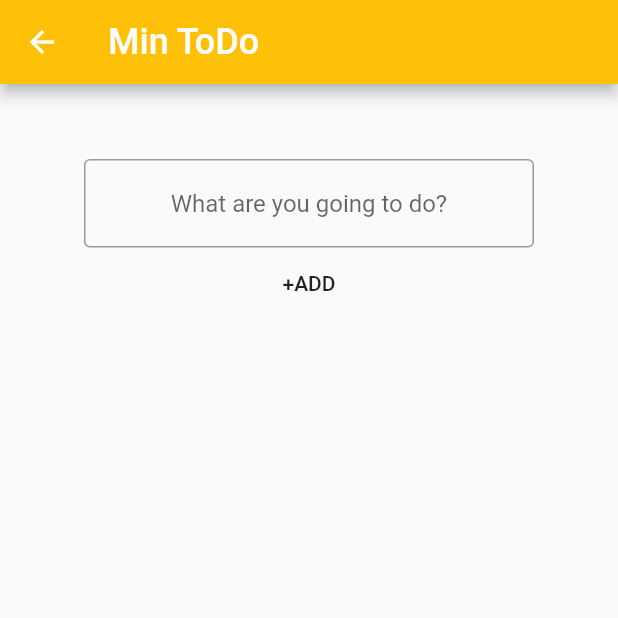
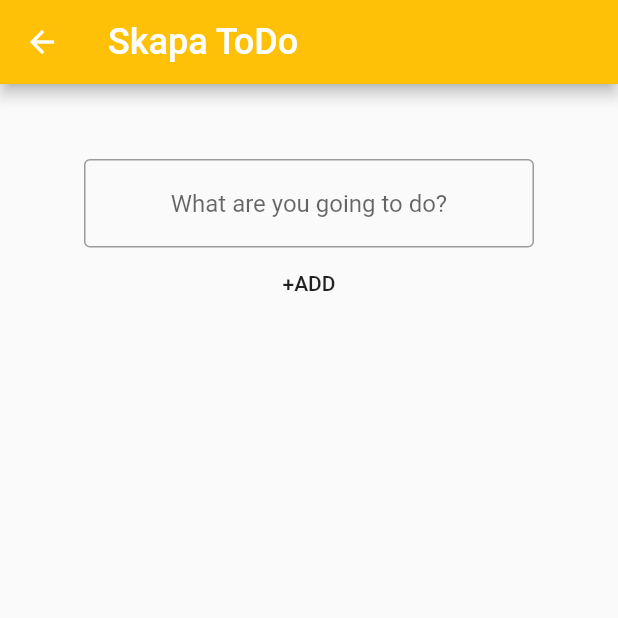
Before and after one commit to gu-tig169/gusjoelsli, a Flutter app: the screen it shows after launch, after a tap on the "add" icon, on a phone screen of 412 x 824 dp, the top half of it. Run offline on Flutter 3.47's test engine with Material 2 defaults, Android fonts, the phone set to English and light mode, and no system bars.

Commit message:
Separerat klasser för snyggare kod

```diff
--- /dev/null
+++ b/lib/EditTodoView.dart
@@ -0,0 +1,58 @@
+import 'package:flutter/material.dart';
+import './main.dart';
+import './TodoObject.dart';
+
+class EditTodoView extends StatelessWidget {
+  final Todo note;
+
+  EditTodoView(this.note);
+
+  Widget build(BuildContext context) {
+    return Scaffold(
+      appBar: AppBar(
+      backgroundColor: Colors.amber, //ändrar färg på appbaren
+        title: Text('Skapa ToDo', style: TextStyle(color: Colors.white, fontSize: 24.0)), //titeln i AppBaren
+        ),
+      body: Center(
+        child: Column(
+          mainAxisAlignment: MainAxisAlignment.start,
+          crossAxisAlignment: CrossAxisAlignment.center,
+          children: [
+
+          Container(
+            height: 50.0), //använde container för att flytta ner TextField boxen
+          _sizedBox(),
+          _flatButton(),
+          ],
+        ),
+      ),
+    );
+  }
+}
+
+  Widget _sizedBox() {
+    return SizedBox(
+/*Jag använde SizedBox för att få till storleken på TextField.
+Något jag skulle vilja få till är färgen på borderside och på texten (har kvar koden, men den gör inget).*/
+      width: 300,
+      child: TextField(
+        textAlign: TextAlign.center, //sätter texten i mitten
+        decoration: InputDecoration(
+        border: OutlineInputBorder(
+        borderSide: BorderSide(color: Colors.amber)), //funkar inte men ska ändra färg på borderside
+        hintText: 'What are you going to do?',
+        suffixStyle: const TextStyle(color: Colors.amber)), //funkar inte men ska ändra färg på texten
+      ),
+    );
+  }
+
+  Widget _flatButton() {
+    return FlatButton(
+      onPressed: () {},
+      child: Text(
+      '+ADD',
+      /*Hade från början bara text här, men hittade sen Flatbutton som jag tyckte passade väldigt bra här*/
+
+      ),
+    );
+  }
--- /dev/null
+++ b/lib/TodoObject.dart
@@ -0,0 +1,16 @@
+import 'package:flutter/material.dart';
+
+class Todo {
+  String message;
+  Color checkedColor = Colors.amber;
+  bool state;
+
+  Todo({
+    this.message,
+    this.state = false,
+    });
+
+  void toggle() {
+    state = !state;
+  }
+}
--- a/lib/main.dart
+++ b/lib/main.dart
@@ -1,4 +1,6 @@
 import 'package:flutter/material.dart';
+import './EditTodoView.dart';
+import './TodoObject.dart';
 
 void main() {
   runApp(MyApp());
@@ -9,13 +11,19 @@ class MyApp extends StatelessWidget {
   @override
   Widget build(BuildContext context) {
     return MaterialApp(
-      home: MainView(),
-
+     title: 'Flutter Demo',
+     theme : ThemeData(
+        primarySwatch: Colors.blue,
+        visualDensity: VisualDensity.adaptivePlatformDensity,
+     ),
+     home: TodoListView(),
     );
   }
 }
 
-class MainView extends StatelessWidget {
+
+
+class TodoListView extends StatelessWidget {
   @override
   Widget build(BuildContext context) {
     return Scaffold(
@@ -29,126 +37,44 @@ class MainView extends StatelessWidget {
         ],
       ),
 
-      body: _list(),
+      body: TodoList([
+          Todo(message: 'To do'),
+          Todo(message: 'To do'),
+          Todo(message: 'To do'),
+      ]),
 
       floatingActionButton: FloatingActionButton( onPressed: () { //plusknappen
       Navigator.push(
         context,
-        MaterialPageRoute(builder: (context) => SecondView()));}, //skickar dig till den andra vyn
-          child: Icon(Icons.add, size: 50.0), //ändra storleken på pluset
+        MaterialPageRoute(builder: (context) => EditTodoView(
+          Todo(message: 'default'))));}, //skickar dig till todo skapar vyn
+          child: Icon(Icons.add, size: 50.0), //ändra storleken på plusikonen
           backgroundColor: Colors.amber), //ändra färg på knappen
     );
   }
 }
 
+class TodoList extends StatelessWidget {
+  final List<Todo> list;
 
+  TodoList(this.list);
 
-  Widget _list() {
-    return ListView(
-
-/* Denna widget skapar listan. Just nu är den inte riktigt optimal då man måste
-skapa en ny ListTile för varje ny todo. Jag hade velat ha en lista som liknar med Mattias med item,
-men problemet för mig var att checkboxen blev statisk och inte gick att ändra och alla blev antingen false eller true.
-Försökte många olika lösningar men fick inte till det, så jag tar gärna emot tips på en lösning som kan fixa mitt problem :D*/
-
-      children: [
-        Container(height: 10.0), // använde för att flytta ner listan så att den inte var så nära appbaren
-          ListTile(
-            leading: Checkbox(activeColor: Colors.amber, //checkboxen med färgen amber när den är i checkad
-              value: false,
-                onChanged: (val) {}),
-            title: Text('Städa lägenheten'), //min text till listan
-            trailing: Icon(Icons.close),  //trailing gör att den lägger sist och sen har vi stängikonen
-          ),
-          Divider(), //den lägger in en linje mellan raderna i listan
-
-          ListTile(
-            leading: Checkbox(activeColor: Colors.amber,
-              value: true,
-                onChanged: (val) {}),
-            title: Text('Vattna växterna', style: TextStyle(decoration: TextDecoration.lineThrough)),
-            trailing: Icon(Icons.close),
-          ),
-          Divider(),
-
-          ListTile(
-            leading: Checkbox(activeColor: Colors.amber,
-              value: false,
-                onChanged: (val) {}),
-            title: Text('Gå på promenad'),
-            trailing: Icon(Icons.close),
-          ),
-          Divider(),
-
-          ListTile(
-            leading: Checkbox(activeColor: Colors.amber,
-              value: false,
-                onChanged: (val) {}),
-            title: Text('Tvätta fönster'),
-            trailing: Icon(Icons.close),
-          ),
-          Divider(),
-
-          ListTile(
-            leading: Checkbox(activeColor: Colors.amber,
-              value: false,
-                onChanged: (val) {}),
-            title: Text('Handla mat'),
-            trailing: Icon(Icons.close),
-          ),
-          Divider(),
-      ],
-    );
+  Widget build(BuildContext context) {
+    return ListView(children: list.map((note) => _noteItem(note)).toList());
   }
 
+  Widget _noteItem(note) {
+    return ListTile(
+      leading: Checkbox(activeColor: Colors.amber, //checkboxen med färgen amber när den är i checkad
+              value: true,
+                onChanged: (val) {}),/*CheckboxListTile(
+        value: state,  // Initialt icke fylld
+        : (val) {
+          toggle(() {
 
-class SecondView extends StatelessWidget {
-  Widget build(BuildContext context) {
-    return Scaffold(
-      appBar: AppBar(
-      backgroundColor: Colors.amber, //ändrar färg på appbaren
-        title: Text('Min ToDo', style: TextStyle(color: Colors.white, fontSize: 24.0)), //titeln i AppBaren
-        ),
-      body: Center(
-        child: Column(
-          mainAxisAlignment: MainAxisAlignment.start,
-          crossAxisAlignment: CrossAxisAlignment.center,
-          children: [
-
-          Container(
-            height: 50.0), //använde container för att flytta ner TextField boxen
-          _sizedBox(),
-          _flatButton(),
-          ],
-        ),
-      ),
-    );
+          });
+        },
+      ),*/
+       title: Text(note.message));
   }
 }
-
-  Widget _sizedBox() {
-    return SizedBox(
-/*Jag använde SizedBox för att få till storleken på TextField.
-Något jag skulle vilja få till är färgen på borderside och på texten (har kvar koden, men den gör inget).*/
-      width: 300,
-      child: TextField(
-        textAlign: TextAlign.center, //sätter texten i mitten
-        decoration: InputDecoration(
-        border: OutlineInputBorder(
-        borderSide: BorderSide(color: Colors.amber)), //funkar inte men ska ändra färg på borderside
-        hintText: 'What are you going to do?',
-        suffixStyle: const TextStyle(color: Colors.amber)), //funkar inte men ska ändra färg på texten
-      ),
-    );
-  }
-
-  Widget _flatButton() {
-    return FlatButton(
-      onPressed: () {},
-      child: Text(
-      '+ADD',
-      /*Hade från början bara text här, men hittade sen Flatbutton som jag tyckte passade väldigt bra här*/
-
-      ),
-    );
-  }
```
